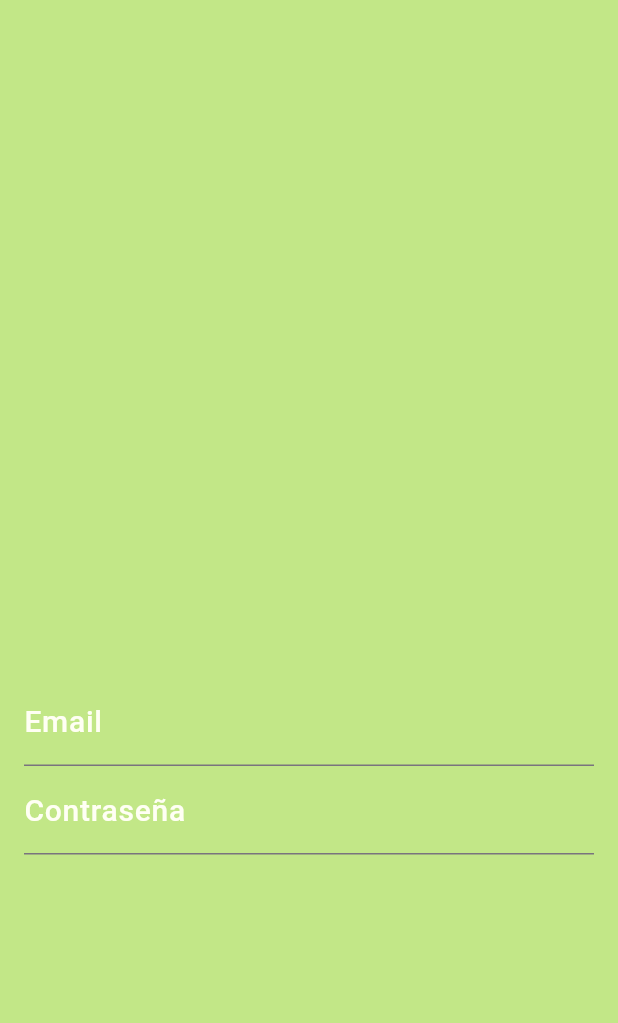
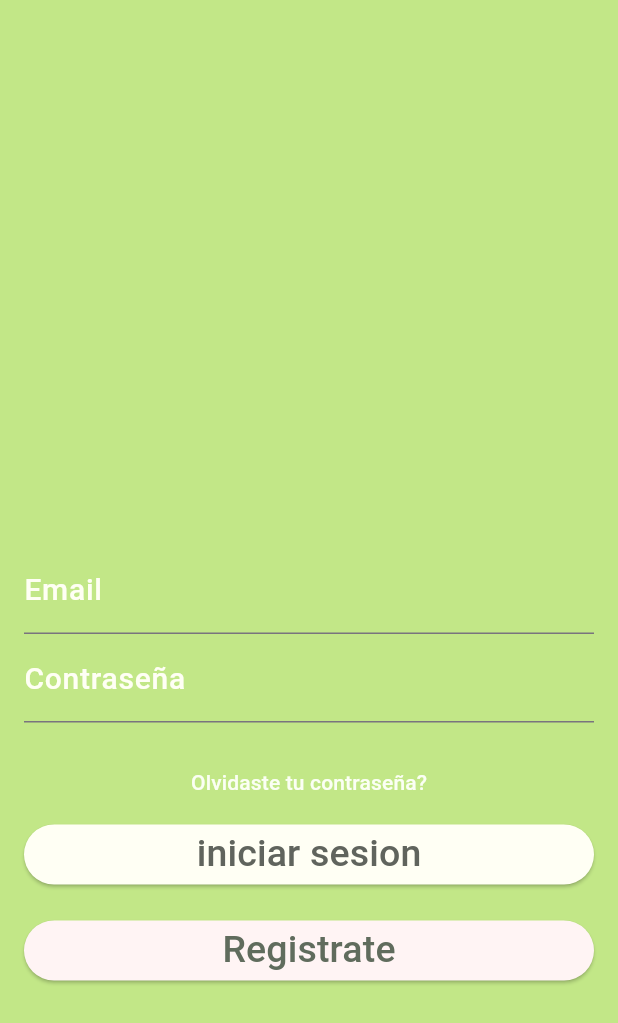
Before and after one commit to judiRdz/loginFront, a Flutter app: the _LoginForm screen opened directly, on a phone screen of 412 x 824 dp. Shown: the top 1023 px of the screen. Run offline on Flutter 3.47's test engine with Material 3 defaults, Android fonts, the phone set to English and light mode, and no system bars; our stand-ins replace flutter_secure_storage; missing offline and left inert: dart:html; accounts and stored records are empty.

Commit message:
login screen nuevos botones

```diff
--- a/lib/screens/login_screen.dart
+++ b/lib/screens/login_screen.dart
@@ -1,5 +1,7 @@
 import 'package:flutter/material.dart';
 import 'package:login_test/providers/login_form_provider.dart';
+import 'package:login_test/services/auth_services.dart';
+import 'package:login_test/services/notifications_services.dart';
 import 'package:provider/provider.dart';
 
 class LoginScreen extends StatelessWidget {
@@ -10,7 +12,7 @@ class LoginScreen extends StatelessWidget {
     return Scaffold(
       body: Container(
         child: ChangeNotifierProvider(
-          create: (_)=> LoginFormProvider(),
+          create: (_) => LoginFormProvider(),
           child: _LoginForm,
         ),
       ),
@@ -30,18 +32,14 @@ class _LoginForm extends StatelessWidget {
     return Container(
       child: Scaffold(
         body: DecoratedBox(
-          decoration: const BoxDecoration(
-            color: Color(0xFFC2E787)
-          ),
+          decoration: const BoxDecoration(color: Color(0xFFC2E787)),
           child: Padding(
             padding: const EdgeInsets.all(16),
             child: Column(
               mainAxisAlignment: MainAxisAlignment.center,
               crossAxisAlignment: CrossAxisAlignment.stretch,
               children: [
-                const SizedBox(
-                  height: 16
-                ),
+                const SizedBox(height: 16),
                 Container(
                   width: size.width * 0.80,
                   height: size.height * 0.17,
@@ -66,10 +64,9 @@ class _LoginForm extends StatelessWidget {
                     labelStyle: TextStyle(
                         fontSize: 20,
                         fontWeight: FontWeight.w500,
-                      color: Color.fromARGB(255, 255, 255, 244)
+                        color: Color.fromARGB(255, 255, 255, 244)),
                   ),
-                  ),
-                  validator: (value){
+                  validator: (value) {
                     String pattern =
                         r'^(([^<>()[\]\\.,;:\s@\"]+(\.[^<>()[\]\\.,;:\s@\"]+)*)|(\".+\"))@((\[[0-9]{1,3}\.[0-9]{1,3}\.[0-9]{1,3}\.[0-9]{1,3}\])|(([a-zA-Z\-0-9]+\.)+[a-zA-Z]{2,}))$';
                     RegExp regExp = RegExp(pattern);
@@ -88,14 +85,72 @@ class _LoginForm extends StatelessWidget {
                     labelStyle: TextStyle(
                         fontSize: 20,
                         fontWeight: FontWeight.w500,
-                      color: Color.fromARGB(255, 255, 255, 244)
+                        color: Color.fromARGB(255, 255, 255, 244)),
                   ),
-                  ),
-                  validator: (value){
-                    return (value != null && value.length >=8)
+                  validator: (value) {
+                    return (value != null && value.length >= 8)
                         ? null
                         : 'La contrase;a debe ser mayor a 7 caracteres';
                   },
+                ),
+                const SizedBox(
+                  height: 16,
+                ),
+                TextButton(
+                    onPressed: () {},
+                    child: const Text(
+                      'Olvidaste tu contraseña?',
+                      style:
+                          TextStyle(color: Color.fromARGB(255, 2555, 255, 244)),
+                    )),
+                ElevatedButton(
+                    onPressed: loginForm.isLoading
+                        ? null
+                        : () async {
+                            final authService = Provider.of<AuthServices>(
+                                context,
+                                listen: false);
+                            if (!loginForm.isValidForm()) return;
+                            final String? errorMessage = await authService
+                                .login(loginForm.email, loginForm.password);
+                            if (errorMessage == null) {
+                              Navigator.pushReplacementNamed(context, 'home');
+                            } else {
+                              NotificationServices.showSnackBar(errorMessage);
+                              loginForm.isLoading = false;
+                            }
+                          },
+                    style: ButtonStyle(
+                        backgroundColor: WidgetStateProperty.all<Color>(
+                          const  Color.fromARGB(255, 255, 255, 244))),
+                    child: const Text(
+                      'iniciar sesion',
+                      style: TextStyle(
+                          fontSize: 25,
+                          fontWeight: FontWeight.w500,
+                          color: Color.fromARGB(255, 96, 100, 93)),
+                    )
+                  ),
+                  const SizedBox(
+                    height: 16,
+                  ),
+                  ElevatedButton(
+                    style: ButtonStyle(
+                      backgroundColor: WidgetStateProperty.all<Color>(
+                        const Color.fromARGB(255, 255, 244, 244)
+                      ),
+                    ),
+                    onPressed: () {
+                      Navigator.pushReplacementNamed(context, 'register', arguments: '');
+                    },
+                    child: const Text(
+                      'Registrate',
+                      style: TextStyle(
+                        fontSize: 25,
+                        fontWeight: FontWeight.w500,
+                        color: Color.fromARGB(255, 96, 108, 93),
+                      ),
+                    ),
                   )
               ],
             ),
```
Lines whose indentation alone changed are shown as unchanged.
